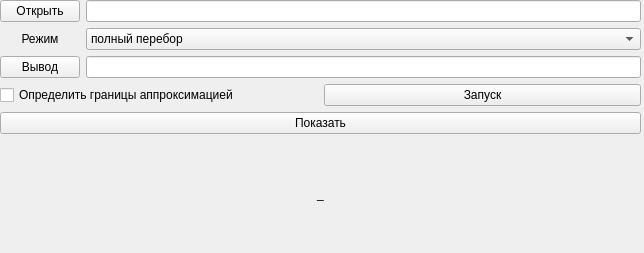
This is vc_ui.ui in wildstyl3r/minVC as Qt 5 draws it before an edit. The edited form follows.
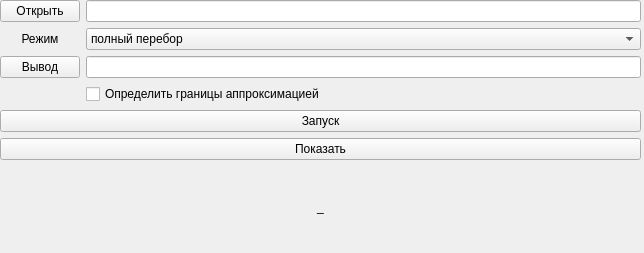
This is the edited form.

What changed in the file:
```diff
--- a/vc_ui.ui
+++ b/vc_ui.ui
@@ -10,6 +10,18 @@
     <height>253</height>
    </rect>
   </property>
+  <property name="minimumSize">
+   <size>
+    <width>644</width>
+    <height>253</height>
+   </size>
+  </property>
+  <property name="maximumSize">
+   <size>
+    <width>644</width>
+    <height>253</height>
+   </size>
+  </property>
   <property name="windowTitle">
    <string>Вершинное покрытие</string>
   </property>
@@ -23,6 +35,9 @@
     </rect>
    </property>
    <layout class="QGridLayout" name="gridLayout">
+    <item row="0" column="1">
+     <widget class="QLineEdit" name="inputPath"/>
+    </item>
     <item row="0" column="0">
      <widget class="QPushButton" name="inputButton">
       <property name="text">
@@ -30,28 +45,20 @@
       </property>
      </widget>
     </item>
-    <item row="3" column="0" colspan="2">
-     <layout class="QHBoxLayout" name="horizontalLayout">
-      <item>
-       <widget class="QCheckBox" name="approxLimitBox">
-        <property name="text">
-         <string>Определить границы аппроксимацией</string>
-        </property>
-       </widget>
-      </item>
-      <item>
-       <widget class="QPushButton" name="startButton">
-        <property name="text">
-         <string>Запуск</string>
-        </property>
-       </widget>
-      </item>
-     </layout>
+    <item row="6" column="0" colspan="2">
+     <widget class="QPushButton" name="showButton">
+      <property name="text">
+       <string>Показать</string>
+      </property>
+     </widget>
     </item>
-    <item row="2" column="0">
-     <widget class="QPushButton" name="outputButton">
+    <item row="7" column="0" colspan="2">
+     <widget class="QLabel" name="statusLabel">
       <property name="text">
-       <string>Вывод</string>
+       <string>_</string>
+      </property>
+      <property name="alignment">
+       <set>Qt::AlignCenter</set>
       </property>
      </widget>
     </item>
@@ -65,13 +72,6 @@
       </property>
      </widget>
     </item>
-    <item row="4" column="0" colspan="2">
-     <widget class="QPushButton" name="showButton">
-      <property name="text">
-       <string>Показать</string>
-      </property>
-     </widget>
-    </item>
     <item row="1" column="1">
      <widget class="QComboBox" name="modeCombo">
       <item>
@@ -91,21 +91,33 @@
       </item>
      </widget>
     </item>
+    <item row="5" column="0" colspan="2">
+     <widget class="QPushButton" name="startButton">
+      <property name="text">
+       <string>Запуск</string>
+      </property>
+     </widget>
+    </item>
+    <item row="2" column="0">
+     <widget class="QPushButton" name="outputButton">
+      <property name="text">
+       <string>Вывод</string>
+      </property>
+     </widget>
+    </item>
     <item row="2" column="1">
      <widget class="QLineEdit" name="outputPath"/>
     </item>
-    <item row="0" column="1">
-     <widget class="QLineEdit" name="inputPath"/>
-    </item>
-    <item row="5" column="0" colspan="2">
-     <widget class="QLabel" name="statusLabel">
-      <property name="text">
-       <string>_</string>
-      </property>
-      <property name="alignment">
-       <set>Qt::AlignCenter</set>
-      </property>
-     </widget>
+    <item row="3" column="1">
+     <layout class="QHBoxLayout" name="horizontalLayout">
+      <item>
+       <widget class="QCheckBox" name="approxLimitBox">
+        <property name="text">
+         <string>Определить границы аппроксимацией</string>
+        </property>
+       </widget>
+      </item>
+     </layout>
     </item>
    </layout>
   </widget>
```
